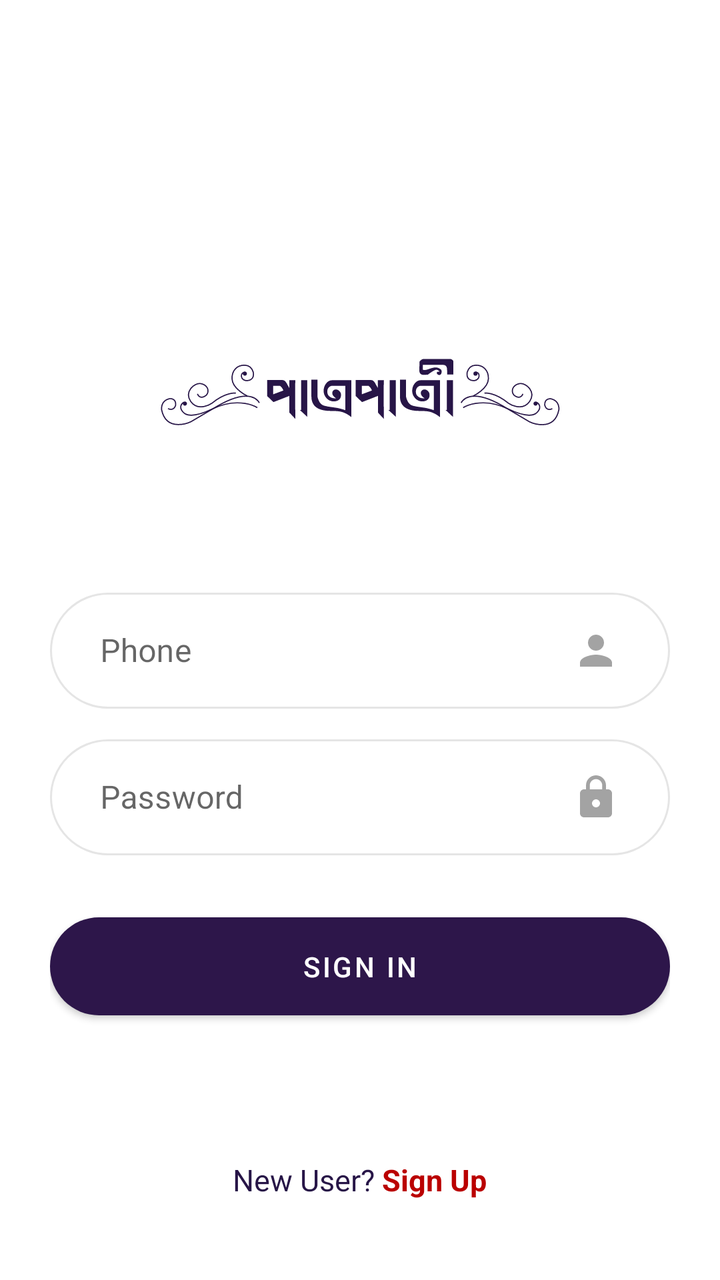
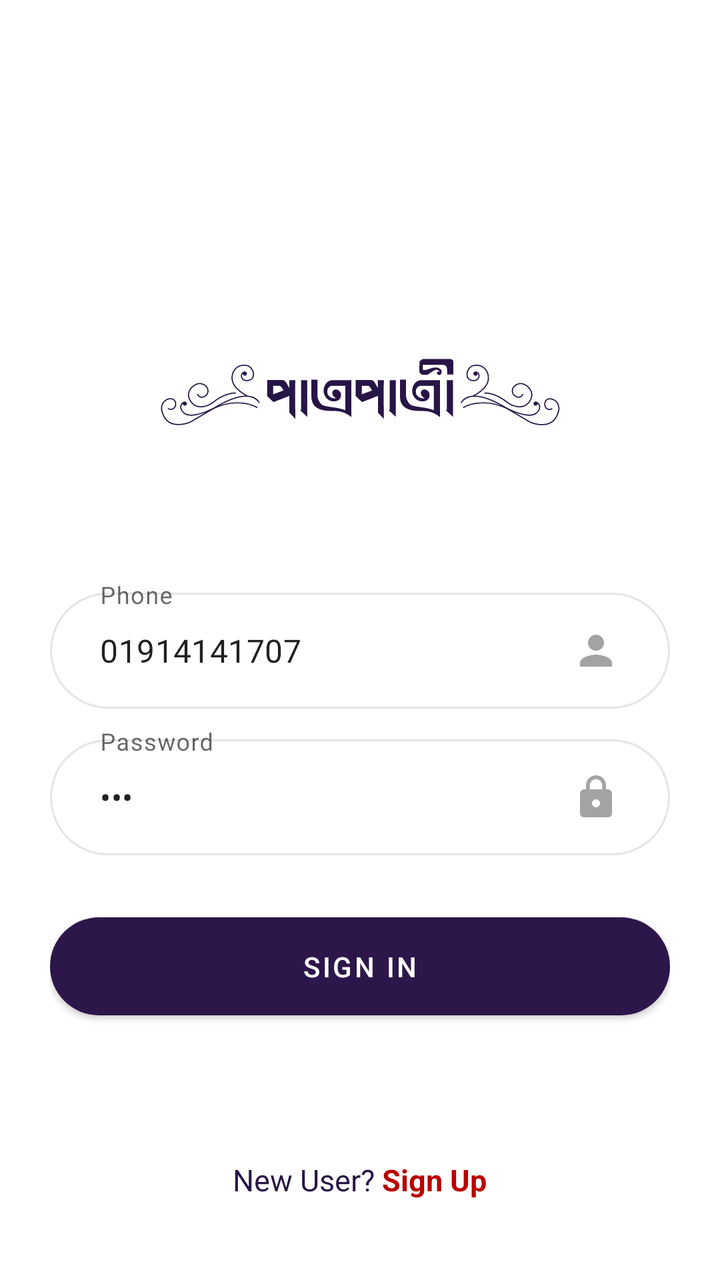

Before-and-after screenshots of an Android layout around one commit, followed by the original layout XML and the change that was made.
<!-- AndroidManifest.xml: application theme AppTheme -->
<!-- res/layout/activity_sign_in.xml -->
<?xml version="1.0" encoding="utf-8"?>
<RelativeLayout xmlns:android="http://schemas.android.com/apk/res/android"
    xmlns:app="http://schemas.android.com/apk/res-auto"
    xmlns:tools="http://schemas.android.com/tools"
    android:padding="25dp"
    android:layout_width="match_parent"
    android:layout_height="match_parent"
    tools:context=".views.activities.SignInActivity">

    <LinearLayout
        android:layout_centerInParent="true"
        android:gravity="center"
        android:orientation="vertical"
        android:layout_width="match_parent"
        android:layout_height="wrap_content">
        <ImageView
            app:tint="@color/colorPrimary"
            android:src="@drawable/ic_logo"
            android:layout_marginBottom="25dp"
            android:layout_width="200dp"
            android:layout_height="140dp" />
        <com.google.android.material.textfield.TextInputLayout
            style="@style/Widget.MaterialComponents.TextInputLayout.OutlinedBox"
            app:boxCornerRadiusTopStart="25dp"
            app:boxCornerRadiusTopEnd="25dp"
            app:boxCornerRadiusBottomStart="25dp"
            app:boxCornerRadiusBottomEnd="25dp"
            android:layout_width="match_parent"
            android:layout_height="wrap_content">
            <EditText
                android:id="@+id/username"
                android:inputType="phone"
                android:singleLine="true"
                android:maxLength="25"
                android:hint="Phone"
                app:drawableTint="@color/colorDeepGrey"
                android:drawableEnd="@drawable/ic_baseline_person_24"
                android:background="@drawable/shape_radius_100_edit_text"
                android:layout_marginBottom="10dp"
                android:paddingStart="25dp"
                android:paddingEnd="25dp"
                android:layout_width="match_parent"
                android:layout_height="wrap_content" />
        </com.google.android.material.textfield.TextInputLayout>
        <com.google.android.material.textfield.TextInputLayout
            style="@style/Widget.MaterialComponents.TextInputLayout.OutlinedBox"
            app:boxCornerRadiusTopStart="25dp"
            app:boxCornerRadiusTopEnd="25dp"
            app:boxCornerRadiusBottomStart="25dp"
            app:boxCornerRadiusBottomEnd="25dp"
            android:layout_width="match_parent"
            android:layout_height="wrap_content">
            <EditText
                android:id="@+id/password"
                android:inputType="textWebPassword"
                android:singleLine="true"
                android:maxLength="25"
                android:hint="Password"
                app:drawableTint="@color/colorDeepGrey"
                android:drawableEnd="@drawable/ic_baseline_lock_24"
                android:background="@drawable/shape_radius_100_edit_text"
                android:layout_marginBottom="25dp"
                android:paddingStart="25dp"
                android:paddingEnd="25dp"
                android:layout_width="match_parent"
                android:layout_height="wrap_content" />
        </com.google.android.material.textfield.TextInputLayout>
        <Button
            android:id="@+id/sign_in_button"
            android:text="Sign In"
            android:textColor="@color/colorWhite"
            app:cornerRadius="25dp"
            android:padding="15dp"
            app:backgroundTint="@color/colorAccent"
            android:layout_width="match_parent"
            android:layout_height="wrap_content" />
    </LinearLayout>

    <LinearLayout
        android:layout_centerInParent="true"
        android:layout_alignParentBottom="true"
        android:orientation="horizontal"
        android:layout_marginBottom="15dp"
        android:layout_width="wrap_content"
        android:layout_height="wrap_content">
        <TextView
            android:textSize="15sp"
            android:text="New User? "
            android:textColor="@color/colorPrimary"
            android:layout_width="wrap_content"
            android:layout_height="wrap_content"/>
        <TextView
            android:id="@+id/sign_up_button"
            android:textSize="15sp"
            android:textStyle="bold"
            android:text="Sign Up"
            android:textColor="@color/colorGuardsmanRed"
            android:layout_width="wrap_content"
            android:layout_height="wrap_content"/>
    </LinearLayout>

    <TextView
        android:visibility="gone"
        android:layout_centerInParent="true"
        android:layout_alignParentBottom="true"
        android:text="www.patropatri.com"
        android:layout_width="wrap_content"
        android:layout_height="wrap_content" />
</RelativeLayout>
<!-- resources referenced by this layout -->
<resources>
  <color name="colorAccent">#2D164A</color>
  <color name="colorDeepGrey">#A3A3A3</color>
  <color name="colorGuardsmanRed">#BA0000</color>
  <color name="colorPrimary">#271547</color>
  <color name="colorWhite">#FFFFFF</color>
  <!-- drawable ic_baseline_lock_24 (drawable) -->
  <vector xmlns:android="http://schemas.android.com/apk/res/android"
      android:width="24dp"
      android:height="24dp"
      android:viewportWidth="24"
      android:viewportHeight="24"
      android:tint="?attr/colorControlNormal">
    <path
        android:fillColor="@android:color/white"
        android:pathData="M18,8h-1L17,6c0,-2.76 -2.24,-5 -5,-5S7,3.24 7,6v2L6,8c-1.1,0 -2,0.9 -2,2v10c0,1.1 0.9,2 2,2h12c1.1,0 2,-0.9 2,-2L20,10c0,-1.1 -0.9,-2 -2,-2zM12,17c-1.1,0 -2,-0.9 -2,-2s0.9,-2 2,-2 2,0.9 2,2 -0.9,2 -2,2zM15.1,8L8.9,8L8.9,6c0,-1.71 1.39,-3.1 3.1,-3.1 1.71,0 3.1,1.39 3.1,3.1v2z"/>
  </vector>
  <!-- drawable ic_baseline_person_24 (drawable) -->
  <vector xmlns:android="http://schemas.android.com/apk/res/android"
      android:width="24dp"
      android:height="24dp"
      android:viewportWidth="24"
      android:viewportHeight="24"
      android:tint="?attr/colorControlNormal">
    <path
        android:fillColor="@android:color/white"
        android:pathData="M12,12c2.21,0 4,-1.79 4,-4s-1.79,-4 -4,-4 -4,1.79 -4,4 1.79,4 4,4zM12,14c-2.67,0 -8,1.34 -8,4v2h16v-2c0,-2.66 -5.33,-4 -8,-4z"/>
  </vector>
  <!-- drawable ic_logo: vector/xml drawable (drawable, 7260 chars, omitted) -->
  <!-- drawable shape_radius_100_edit_text (drawable) -->
  <shape xmlns:android="http://schemas.android.com/apk/res/android">
      <stroke
          android:width="1dp"
          android:color="@color/colorMediumGrey" />
      <corners
          android:radius="100dp"/>
      <solid
          android:color="@color/colorWhite"/>
      <padding
          android:left="25dp"
          android:top="15dp"
          android:right="25dp"
          android:bottom="15dp" />
  </shape>
  <style name="AppTheme" parent="Theme.MaterialComponents.DayNight.NoActionBar">
          
          <item name="colorPrimary">@color/colorPrimary</item>
          <item name="colorPrimaryDark">@color/colorPrimaryDark</item>
          <item name="colorAccent">@color/colorAccent</item>
      </style>
  <color name="colorMediumGrey">#E5E5E5</color>
  <color name="colorPrimaryDark">#43105D</color>
</resources>

<!-- the commit's change to res/layout/activity_sign_in.xml (unified diff, before → after) -->
@@ -33,6 +33,7 @@
                 android:singleLine="true"
                 android:maxLength="25"
                 android:hint="Phone"
+                android:text="01914141707"
                 app:drawableTint="@color/colorDeepGrey"
                 android:drawableEnd="@drawable/ic_baseline_person_24"
                 android:background="@drawable/shape_radius_100_edit_text"
@@ -56,6 +57,7 @@
                 android:singleLine="true"
                 android:maxLength="25"
                 android:hint="Password"
+                android:text="123"
                 app:drawableTint="@color/colorDeepGrey"
                 android:drawableEnd="@drawable/ic_baseline_lock_24"
                 android:background="@drawable/shape_radius_100_edit_text"
